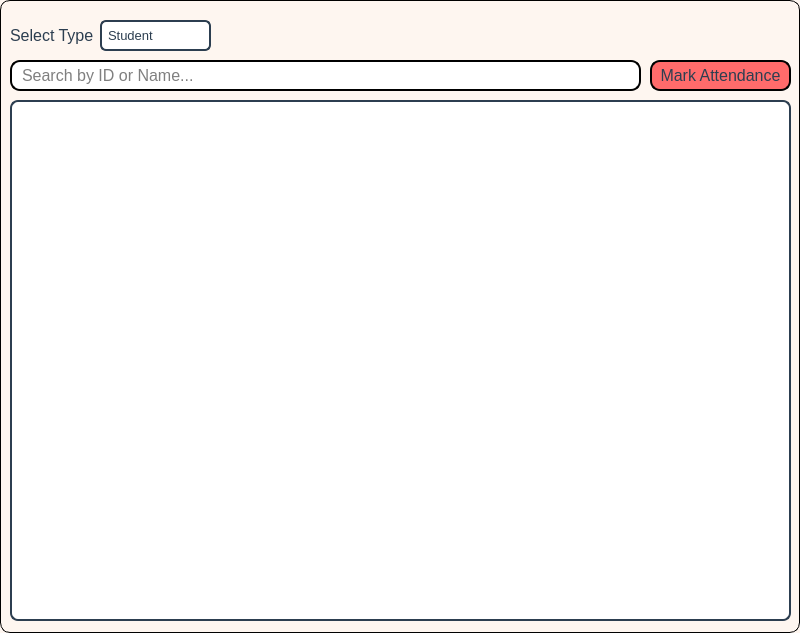
sarimkhan4/SchoolManagementSystem, file AdminPanel/AttendanceManagement.ui: the form before one commit.
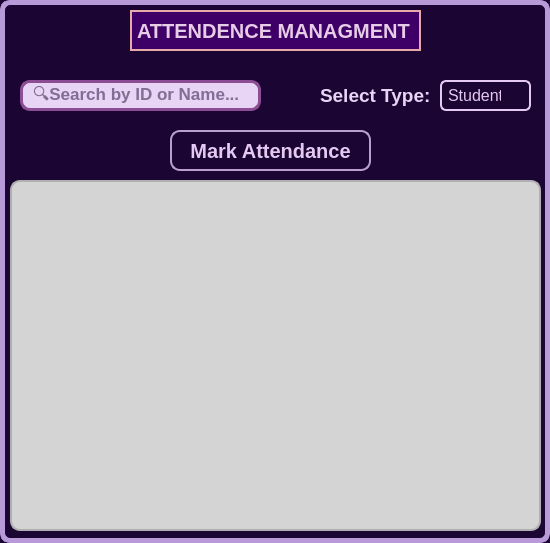
The form after the commit.

Diff of the .ui file:
```diff
--- a/AdminPanel/AttendanceManagement.ui
+++ b/AdminPanel/AttendanceManagement.ui
@@ -9,8 +9,8 @@
    <rect>
     <x>0</x>
     <y>0</y>
-    <width>800</width>
-    <height>633</height>
+    <width>550</width>
+    <height>543</height>
    </rect>
   </property>
   <property name="sizePolicy">
@@ -30,60 +30,69 @@
   </property>
   <property name="styleSheet">
    <string notr="true">QWidget#AttendanceManagement {
-        background-color: #fef6f0   ;
-        border: 1px solid black;
+         background-color:#1B0633;
+border:5px solid #B89AD8;
         border-radius: 10%;
 }</string>
   </property>
   <widget class="QLineEdit" name="searchBar">
    <property name="geometry">
     <rect>
-     <x>10</x>
-     <y>60</y>
-     <width>631</width>
+     <x>20</x>
+     <y>80</y>
+     <width>241</width>
      <height>31</height>
     </rect>
    </property>
    <property name="styleSheet">
     <string notr="true">QLineEdit#searchBar {
-    color: black;;
-    border: 1.5px solid black;;
+    color:#1B0633;
+    border: 3px solid #8d4d95;
     border-radius: 10px;
-        font-size: 16px;
-        padding: 0px 8px 0px 8px;
+        font-size: 17px;
+font-weight: 570;
+padding: 0px 8px 0px 8px;
+background-color: #E8D4F4 ;
 }
 </string>
    </property>
+   <property name="inputMask">
+    <string/>
+   </property>
+   <property name="text">
+    <string/>
+   </property>
    <property name="placeholderText">
-    <string>Search by ID or Name...</string>
+    <string>🔍Search by ID or Name...</string>
    </property>
   </widget>
   <widget class="QTableView" name="attendanceTable">
    <property name="geometry">
     <rect>
      <x>10</x>
-     <y>100</y>
-     <width>781</width>
-     <height>521</height>
+     <y>180</y>
+     <width>531</width>
+     <height>351</height>
     </rect>
    </property>
    <property name="styleSheet">
     <string notr="true">QTableView#attendanceTable {
-    border: 1.5px solid #2c3e50;
-    border-radius: 8px;
-    background-color: #ffffff;
+    border: 1.5px solid #b0b0b0;  /* Softer grey border */
+    border-radius: 10px;
+    background-color: #d4d4d4;    /* Lighter table background */
     font-family: 'Segoe UI', sans-serif;
     font-size: 11pt;
-    color: #2c3e50;
-    gridline-color: #ecf0f1;
-    alternate-background-color: #f7f9fa;
-    selection-background-color: #d6eaf8;
-    selection-color: #1a252f;
+    color: #1f1f1f;
+    gridline-color: #bcbcbc;      /* Mid grey grid lines */
+    alternate-background-color: #e2e2e2;  /* Subtle row alternation */
+    selection-background-color: #b0b0b0;  /* Visible selection */
+    selection-color: #000000;
+    font-weight: 500;
 }
 
 QHeaderView::section {
-    background-color: #2c3e50;
-    color: white;
+    background-color: #4b4b4b;    /* Darker grey header */
+    color: #ffffff;               /* Light font for contrast */
     font-weight: bold;
     font-size: 11pt;
     padding: 6px;
@@ -92,38 +101,47 @@
 }
 
 QTableView QTableCornerButton::section {
-    background-color: #2c3e50;
+    background-color: #8a8a8a;    /* Match header color */
     border: none;
 }
 
 QTableView::item {
     padding: 8px 10px;
-    font-size: 9pt;
+    font-size: 10pt;
+    color: #1f1f1f;
+    background-color: transparent;
 }
 
 QTableView::item:selected {
-    background-color: #d6eaf8;
-    color: #1a252f;
+    background-color: #b0b0b0;
+    color: #000000;
 }
+
+
+
 </string>
    </property>
   </widget>
   <widget class="QPushButton" name="markAttendanceButton">
    <property name="geometry">
     <rect>
-     <x>650</x>
-     <y>60</y>
-     <width>141</width>
-     <height>31</height>
+     <x>170</x>
+     <y>130</y>
+     <width>201</width>
+     <height>41</height>
     </rect>
    </property>
    <property name="styleSheet">
     <string notr="true">QPushButton#markAttendanceButton {
-    background-color: #ff6b6b;
-    border: 1.5px solid black;
-    border-radius: 10px;
-    font-size: 16px;
-        color: #2c3e50 ;
+     border: 1.5px solid #B89FD0;
+border-radius: 10px;
+
+font-size: 20px;
+background: qlineargradient(x1:0, y1:0, x2:1, y2:1,
+                            stop:0 rgb(60, 0, 60),     /* darker start */
+                            stop:1 rgb(140, 110, 150)); /* darker end */
+color: #e4c9f2;
+font-weight: 1000;
 }
 
 QPushButton#markAttendanceButton:hover {
@@ -140,29 +158,29 @@
   <widget class="QComboBox" name="attendanceTypeComboBox">
    <property name="geometry">
     <rect>
-     <x>100</x>
-     <y>20</y>
-     <width>111</width>
+     <x>440</x>
+     <y>80</y>
+     <width>91</width>
      <height>31</height>
     </rect>
    </property>
    <property name="styleSheet">
     <string notr="true">QComboBox#attendanceTypeComboBox {
-    border: 1.5px solid #2c3e50;
+    border: 2px solid #e4c9f2;
     border-radius: 6px;
-    font-family: 'Segoe UI';
         padding: 6px;
-    font-size: 10pt;
-    background-color: white;
-    color: #2c3e50;
+    font-size: 12pt;
+    background-color: #1B0633;
+   color: #e4c9f2;
 }
 QComboBox#attendanceTypeComboBox::drop-down {
     subcontrol-origin: padding;
     subcontrol-position: top right;
     width: 22px;
-    background-color: white;
-    border-top-right-radius: 6px;
+border-top-right-radius: 6px;
     border-bottom-right-radius: 6px;
+    background-color: #1B0633;
+
 }
 </string>
    </property>
@@ -180,20 +198,45 @@
   <widget class="QLabel" name="label">
    <property name="geometry">
     <rect>
-     <x>10</x>
-     <y>20</y>
-     <width>91</width>
+     <x>320</x>
+     <y>80</y>
+     <width>121</width>
      <height>31</height>
     </rect>
    </property>
    <property name="styleSheet">
     <string notr="true">QLabel#label {
-        font-size: 16px;
-        color: #2c3e50 ;
+        font-size: 19px;
+        color: #E8D4F4 ;
+font-weight:700;
 }</string>
    </property>
    <property name="text">
-    <string>Select Type</string>
+    <string>Select Type:</string>
+   </property>
+  </widget>
+  <widget class="QLabel" name="label_2">
+   <property name="geometry">
+    <rect>
+     <x>130</x>
+     <y>10</y>
+     <width>291</width>
+     <height>41</height>
+    </rect>
+   </property>
+   <property name="styleSheet">
+    <string notr="true">QLabel#label_2{
+  background-color: #3E0066;
+  color: #E6CCE7;
+  border: 2px solid #E7A9A9;
+  font-weight: bold;
+  font-size: 20px;
+  text-align: center;
+
+}</string>
+   </property>
+   <property name="text">
+    <string>ATTENDENCE MANAGMENT</string>
    </property>
   </widget>
  </widget>
```
Left out of the diff: 4 changed lines with no effect on the pictures.
